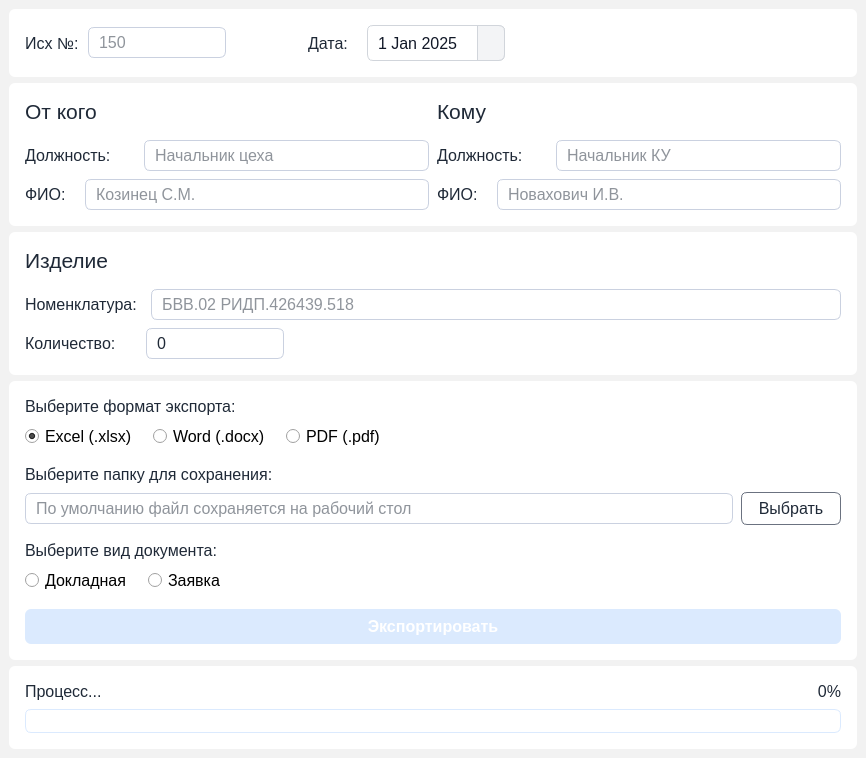
The window that ui/documentUI.ui (pntech-dev/Stockwise) describes before a commit, drawn with Qt 5.
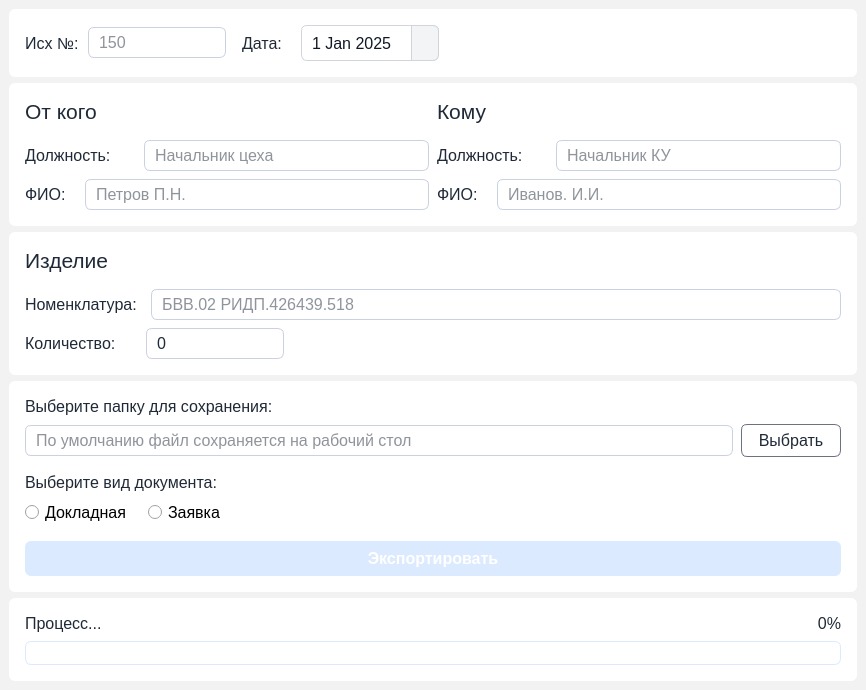
The same window after the commit. Icons and pictures are not drawn.

Commit message: feat(excel): generate workbook with document sheet and materials list sheet

Patch:
```diff
--- a/ui/documentUI.ui
+++ b/ui/documentUI.ui
@@ -7,7 +7,7 @@
     <x>0</x>
     <y>0</y>
     <width>866</width>
-    <height>756</height>
+    <height>585</height>
    </rect>
   </property>
   <property name="windowTitle">
@@ -264,6 +264,12 @@
           </item>
           <item>
            <widget class="QLineEdit" name="number_lineEdit">
+            <property name="sizePolicy">
+             <sizepolicy hsizetype="Fixed" vsizetype="Fixed">
+              <horstretch>0</horstretch>
+              <verstretch>0</verstretch>
+             </sizepolicy>
+            </property>
             <property name="minimumSize">
              <size>
               <width>138</width>
@@ -286,19 +292,6 @@
             </property>
            </widget>
           </item>
-          <item>
-           <spacer name="horizontalSpacer_2">
-            <property name="orientation">
-             <enum>Qt::Horizontal</enum>
-            </property>
-            <property name="sizeHint" stdset="0">
-             <size>
-              <width>0</width>
-              <height>20</height>
-             </size>
-            </property>
-           </spacer>
-          </item>
          </layout>
         </widget>
        </item>
@@ -348,7 +341,7 @@
           <item>
            <widget class="QDateEdit" name="date_dateEdit">
             <property name="sizePolicy">
-             <sizepolicy hsizetype="Expanding" vsizetype="Fixed">
+             <sizepolicy hsizetype="Fixed" vsizetype="Fixed">
               <horstretch>0</horstretch>
               <verstretch>0</verstretch>
              </sizepolicy>
@@ -388,19 +381,6 @@
             </property>
            </widget>
           </item>
-          <item>
-           <spacer name="horizontalSpacer_3">
-            <property name="orientation">
-             <enum>Qt::Horizontal</enum>
-            </property>
-            <property name="sizeHint" stdset="0">
-             <size>
-              <width>0</width>
-              <height>20</height>
-             </size>
-            </property>
-           </spacer>
-          </item>
          </layout>
         </widget>
        </item>
@@ -638,7 +618,7 @@
                    <string/>
                   </property>
                   <property name="placeholderText">
-                   <string>Козинец С.М.</string>
+                   <string>Петров П.Н.</string>
                   </property>
                  </widget>
                 </item>
@@ -845,7 +825,7 @@
                    <string/>
                   </property>
                   <property name="placeholderText">
-                   <string>Новахович И.В.</string>
+                   <string>Иванов. И.И.</string>
                   </property>
                  </widget>
                 </item>
@@ -1108,130 +1088,6 @@
        <property name="bottomMargin">
         <number>16</number>
        </property>
-       <item>
-        <widget class="QFrame" name="choose_export_format_frame">
-         <property name="frameShape">
-          <enum>QFrame::StyledPanel</enum>
-         </property>
-         <property name="frameShadow">
-          <enum>QFrame::Raised</enum>
-         </property>
-         <layout class="QVBoxLayout" name="verticalLayout_9">
-          <property name="spacing">
-           <number>8</number>
-          </property>
-          <property name="leftMargin">
-           <number>0</number>
-          </property>
-          <property name="topMargin">
-           <number>0</number>
-          </property>
-          <property name="rightMargin">
-           <number>0</number>
-          </property>
-          <property name="bottomMargin">
-           <number>0</number>
-          </property>
-          <item>
-           <widget class="QLabel" name="choose_export_format_label">
-            <property name="sizePolicy">
-             <sizepolicy hsizetype="Expanding" vsizetype="Preferred">
-              <horstretch>0</horstretch>
-              <verstretch>0</verstretch>
-             </sizepolicy>
-            </property>
-            <property name="font">
-             <font>
-              <pointsize>12</pointsize>
-             </font>
-            </property>
-            <property name="text">
-             <string>Выберите формат экспорта:</string>
-            </property>
-           </widget>
-          </item>
-          <item>
-           <widget class="QFrame" name="export_formats_frame">
-            <property name="frameShape">
-             <enum>QFrame::StyledPanel</enum>
-            </property>
-            <property name="frameShadow">
-             <enum>QFrame::Raised</enum>
-            </property>
-            <layout class="QHBoxLayout" name="horizontalLayout_11">
-             <property name="spacing">
-              <number>16</number>
-             </property>
-             <property name="leftMargin">
-              <number>0</number>
-             </property>
-             <property name="topMargin">
-              <number>0</number>
-             </property>
-             <property name="rightMargin">
-              <number>0</number>
-             </property>
-             <property name="bottomMargin">
-              <number>0</number>
-             </property>
-             <item>
-              <widget class="QRadioButton" name="export_formats_excel_radioButton">
-               <property name="font">
-                <font>
-                 <pointsize>12</pointsize>
-                </font>
-               </property>
-               <property name="text">
-                <string>Excel (.xlsx)</string>
-               </property>
-               <property name="checked">
-                <bool>true</bool>
-               </property>
-              </widget>
-             </item>
-             <item>
-              <widget class="QRadioButton" name="export_formats_word_radioButton">
-               <property name="font">
-                <font>
-                 <pointsize>12</pointsize>
-                </font>
-               </property>
-               <property name="text">
-                <string>Word (.docx)</string>
-               </property>
-              </widget>
-             </item>
-             <item>
-              <widget class="QRadioButton" name="export_formats_pdf_radioButton">
-               <property name="font">
-                <font>
-                 <pointsize>12</pointsize>
-                </font>
-               </property>
-               <property name="text">
-                <string>PDF (.pdf)</string>
-               </property>
-              </widget>
-             </item>
-             <item>
-              <spacer name="horizontalSpacer_5">
-               <property name="orientation">
-                <enum>Qt::Horizontal</enum>
-               </property>
-               <property name="sizeHint" stdset="0">
-                <size>
-                 <width>40</width>
-                 <height>20</height>
-                </size>
-               </property>
-              </spacer>
-             </item>
-            </layout>
-           </widget>
-          </item>
-         </layout>
-        </widget>
-       </item>
        <item>
         <widget class="QFrame" name="save_file_path_frame">
          <property name="frameShape">
```
The commit also changes 6 other files.
